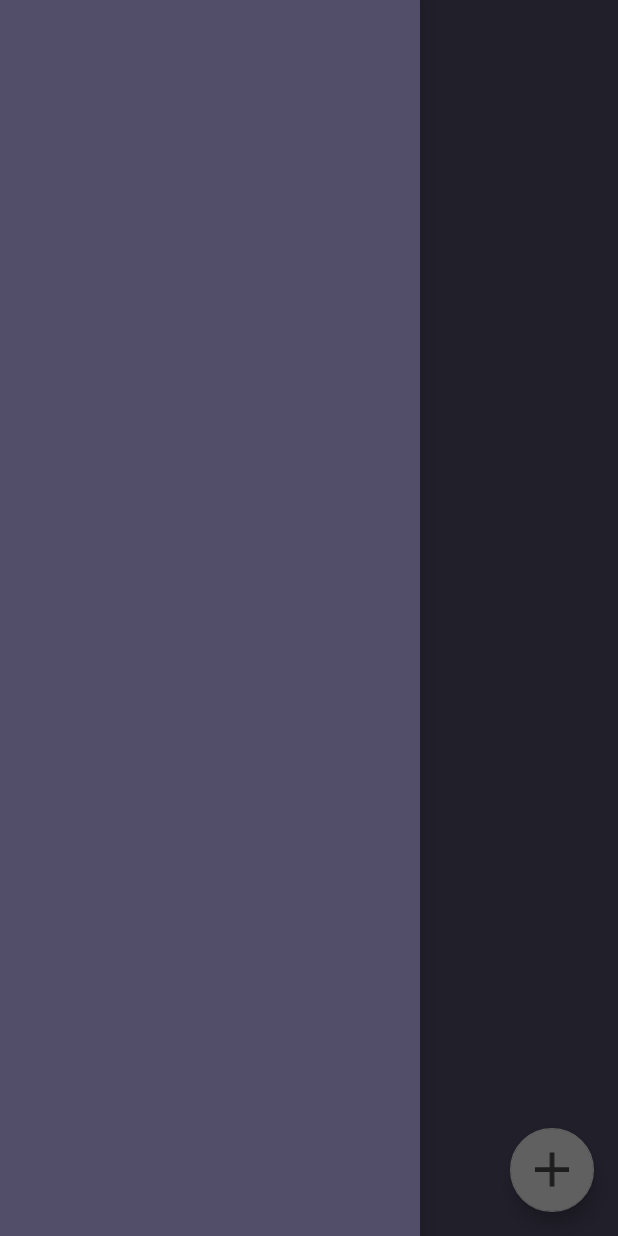
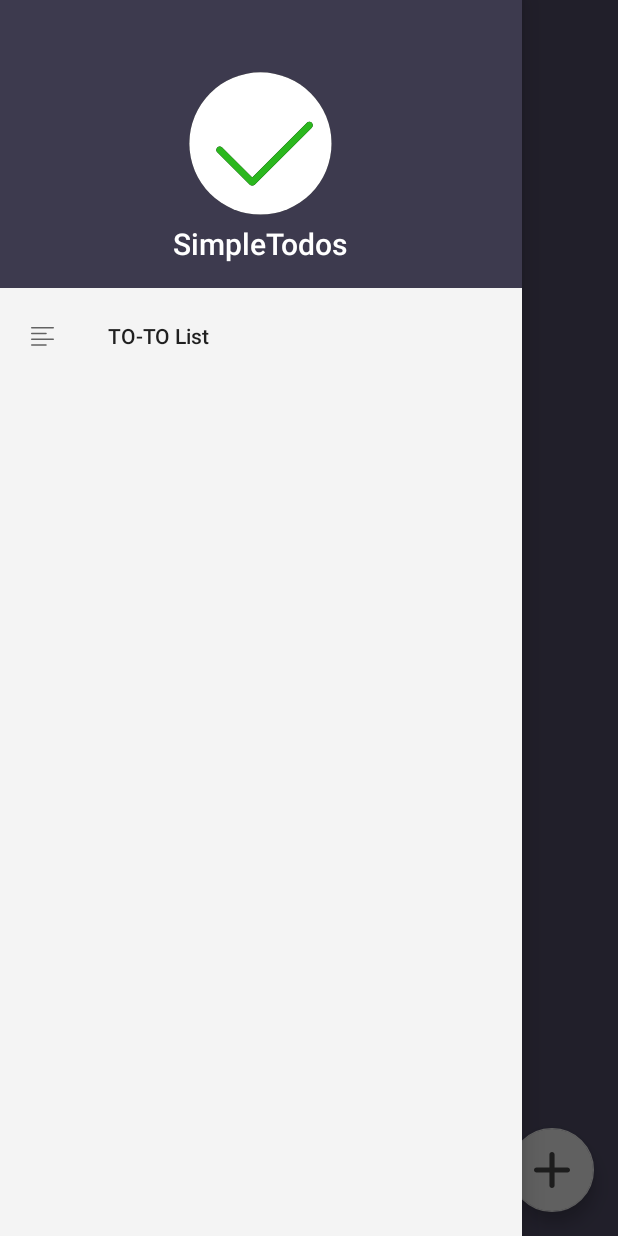
Before and after one commit to LarryPham/SimpleTodo, an Android app: the screen it shows after launch (TodosActivity), with the side drawer open, on a phone screen of 412 x 824 dp. Run offline under Robolectric (Android 15) with nearby library versions, the phone set to English and light mode, and no system bars.

Commit message:
Adding drawawbles and resources

```diff
--- /dev/null
+++ b/app/src/main/res/drawable/ic_close.xml
@@ -0,0 +1,10 @@
+<?xml version="1.0" encoding="utf-8"?>
+<vector xmlns:android="http://schemas.android.com/apk/res/android"
+    android:viewportWidth="50"
+    android:viewportHeight="50"
+    android:width="50dp"
+    android:height="50dp">
+    <path
+        android:pathData="M9.016 40.837c0.195 0.195 0.451 0.292 0.707 0.292 0.256 0 0.512 -0.098 0.708 -0.293L24.723 26.527 39.015 40.836c0.195 0.196 0.451 0.293 0.708 0.293 0.256 0 0.512 -0.098 0.707 -0.292 0.391 -0.39 0.391 -1.023 0.001 -1.414L26.153 25.129 40.43 10.836C40.82 10.445 40.82 9.812 40.429 9.422 40.037 9.031 39.405 9.031 39.015 9.423L24.722 23.732 10.43 9.423C10.039 9.032 9.406 9.032 9.016 9.422 8.625 9.812 8.625 10.445 9.015 10.836L23.291 25.129 9.015 39.423c-0.39 0.39 -0.39 1.024 0.001 1.414z"
+        android:fillColor="#fefefe" />
+</vector>
--- a/app/src/main/res/drawable/ic_fab_add.xml
+++ b/app/src/main/res/drawable/ic_fab_add.xml
@@ -1,26 +1,10 @@
 <?xml version="1.0" encoding="utf-8"?>
 <vector xmlns:android="http://schemas.android.com/apk/res/android"
-    android:viewportWidth="18"
-    android:viewportHeight="19"
-    android:width="18dp"
-    android:height="19dp">
-    <group
-        android:translateX="-23"
-        android:translateY="-23">
-        <group
-            android:translateX="23"
-            android:translateY="23">
-            <path
-                android:pathData="M0 8l18 0 0 2.5 -18 0z"
-                android:fillColor="#494949" />
-            <group
-                android:rotation="90"
-                android:translateX="18.25"
-                android:translateY="0.25">
-                <path
-                    android:pathData="M0 8l18 0 0 2.5 -18 0z"
-                    android:fillColor="#494949" />
-            </group>
-        </group>
-    </group>
+    android:viewportWidth="14"
+    android:viewportHeight="14"
+    android:width="14dp"
+    android:height="14dp">
+    <path
+        android:pathData="M6 6L5.5981375 6 1 6 1 6C0.44771525 6 0 6.4477152 0 7L0 7 0 7C0 7.5522847 0.44771525 8 1 8L5.5898329 8 6 8 6 8.3997526 6 13c0 0.552285 0.4477152 1 1 1 0.5522847 0 1 -0.447715 1 -1L8 13 8 8.4315985 8 8 8.3997526 8 13 8c0.552285 0 1 -0.4477153 1 -1l0 0C14 6.4477152 13.552285 6 13 6L13 6 8.4315985 6 8 6 8 5.5981375 8 1 8 1C8 0.44771525 7.5522847 0 7 0 6.4477152 0 6 0.44771525 6 1L6 5.5898329 6 6Z"
+        android:fillColor="#494949" />
 </vector>
--- /dev/null
+++ b/app/src/main/res/drawable/ic_list.xml
@@ -0,0 +1,19 @@
+<?xml version="1.0" encoding="utf-8"?>
+<vector xmlns:android="http://schemas.android.com/apk/res/android"
+    android:viewportWidth="50"
+    android:viewportHeight="50"
+    android:width="50dp"
+    android:height="50dp">
+    <path
+        android:pathData="M30.65 38.5c0.552 0 1 -0.447 1 -1 0 -0.553 -0.448 -1 -1 -1l-19.983 0c-0.552 0 -1 0.447 -1 1 0 0.553 0.448 1 1 1l19.983 0z"
+        android:fillColor="#000000" />
+    <path
+        android:pathData="M40.667 28.5l-30 0c-0.552 0 -1 0.447 -1 1 0 0.553 0.448 1 1 1l30 0c0.552 0 1 -0.447 1 -1 0 -0.553 -0.448 -1 -1 -1z"
+        android:fillColor="#000000" />
+    <path
+        android:pathData="M40.667 12.5l-30 0c-0.552 0 -1 0.447 -1 1 0 0.553 0.448 1 1 1l30 0c0.552 0 1 -0.447 1 -1 0 -0.553 -0.448 -1 -1 -1z"
+        android:fillColor="#000000" />
+    <path
+        android:pathData="M10.667 22.5l19.983 0c0.552 0 1 -0.447 1 -1 0 -0.553 -0.448 -1 -1 -1l-19.983 0c-0.552 0 -1 0.447 -1 1 0 0.553 0.447 1 1 1z"
+        android:fillColor="#000000" />
+</vector>
--- /dev/null
+++ b/app/src/main/res/drawable/ic_logo.xml
@@ -0,0 +1,28 @@
+<?xml version="1.0" encoding="utf-8"?>
+<vector xmlns:android="http://schemas.android.com/apk/res/android"
+    android:viewportWidth="135"
+    android:viewportHeight="135"
+    android:width="135dp"
+    android:height="135dp">
+    <group
+        android:translateX="3"
+        android:translateY="3">
+        <path
+            android:pathData="M128 64A64 64 0 0 1 64 128 64 64 0 0 1 0 64 64 64 0 0 1 64 0 64 64 0 0 1 128 64Z"
+            android:fillColor="#000000" />
+        <path
+            android:pathData="M128 64A64 64 0 0 1 64 128 64 64 0 0 1 0 64 64 64 0 0 1 64 0 64 64 0 0 1 128 64Z"
+            android:fillColor="#ffffff" />
+        <group
+            android:rotation="45"
+            android:translateX="61.32141"
+            android:translateY="-30.67224">
+            <path
+                android:pathData="M85.315934 91.976318l-38.329409 0c-1.694569 0 -3.068289 1.37372 -3.068289 3.06829 0 1.69457 1.37372 3.06829 3.068289 3.06829l41.090869 0c0.925372 0 1.755065 -0.409649 2.317626 -1.057493 0.647844 -0.562561 1.057493 -1.392254 1.057493 -2.317626l0 -72.411639 0 0c0 -1.694569 -1.37372 -3.068289 -3.06829 -3.068289 -1.694569 0 -3.068289 1.37372 -3.068289 3.068289l0 69.650178z"
+                android:fillColor="#000000" />
+            <path
+                android:pathData="M85.315934 91.976318l-38.329409 0c-1.694569 0 -3.068289 1.37372 -3.068289 3.06829 0 1.69457 1.37372 3.06829 3.068289 3.06829l41.090869 0c0.925372 0 1.755065 -0.409649 2.317626 -1.057493 0.647844 -0.562561 1.057493 -1.392254 1.057493 -2.317626l0 -72.411639 0 0c0 -1.694569 -1.37372 -3.068289 -3.06829 -3.068289 -1.694569 0 -3.068289 1.37372 -3.068289 3.068289l0 69.650178z"
+                android:fillColor="#2bb71e" />
+        </group>
+    </group>
+</vector>
--- /dev/null
+++ b/app/src/main/res/drawable/ic_statistics.xml
@@ -0,0 +1,19 @@
+<?xml version="1.0" encoding="utf-8"?>
+<vector xmlns:android="http://schemas.android.com/apk/res/android"
+    android:viewportWidth="50"
+    android:viewportHeight="50"
+    android:width="50dp"
+    android:height="50dp">
+    <path
+        android:pathData="M9.037 40.763l4.286 0c0.552 0 1 -0.447 1 -1l0 -7.314c0 -0.553 -0.448 -1 -1 -1l-4.286 0c-0.552 0 -1 0.447 -1 1l0 7.314c0 0.552 0.448 1 1 1zm1 -7.315l2.286 0 0 5.314 -2.286 0 0 -5.314z"
+        android:fillColor="#231f20" />
+    <path
+        android:pathData="M21.894 40.763c0.552 0 1 -0.447 1 -1l0 -20.64c0 -0.553 -0.448 -1 -1 -1l-4.286 0c-0.552 0 -1 0.447 -1 1l0 20.64c0 0.553 0.448 1 1 1l4.286 0zm-3.286 -20.64l2.286 0 0 18.64 -2.286 0 0 -18.64z"
+        android:fillColor="#231f20" />
+    <path
+        android:pathData="M30.465 40.763c0.552 0 1 -0.447 1 -1l0 -13.803c0 -0.553 -0.448 -1 -1 -1l-4.285 0c-0.552 0 -1 0.447 -1 1l0 13.803c0 0.553 0.448 1 1 1l4.285 0zM27.18 26.96l2.286 0 0 11.803 -2.286 0 0 -11.803z"
+        android:fillColor="#231f20" />
+    <path
+        android:pathData="M33.751 9.763l0 30c0 0.553 0.448 1 1 1l4.286 0c0.552 0 1 -0.447 1 -1l0 -30c0 -0.553 -0.448 -1 -1 -1l-4.286 0c-0.552 0 -1 0.447 -1 1zm2 1l2.286 0 0 28 -2.286 0 0 -28z"
+        android:fillColor="#231f20" />
+</vector>
--- a/app/src/main/res/layout/activity_todos.xml
+++ b/app/src/main/res/layout/activity_todos.xml
@@ -3,6 +3,7 @@
     xmlns:app="http://schemas.android.com/apk/res-auto"
     android:layout_width="match_parent"
     android:layout_height="match_parent"
+    tools:openDrawer="start"
     xmlns:tools="http://schemas.android.com/tools">
     <android.support.constraint.ConstraintLayout
         xmlns:tools="http://schemas.android.com/tools"
@@ -47,9 +48,11 @@
 
     <android.support.design.widget.NavigationView
         android:id="@+id/nav_view"
-        android:layout_width="wrap_content"
+        android:layout_width="match_parent"
         android:layout_height="match_parent"
         android:layout_gravity="start"
         android:fitsSystemWindows="true"
+        android:background="#f4f4f4"
+        app:menu="@menu/menu_drawer_actions"
         app:headerLayout="@layout/layout_nav_header"/>
 </android.support.v4.widget.DrawerLayout>
--- a/app/src/main/res/layout/layout_nav_header.xml
+++ b/app/src/main/res/layout/layout_nav_header.xml
@@ -1,10 +1,22 @@
 <?xml version="1.0" encoding="utf-8"?>
 <FrameLayout xmlns:android="http://schemas.android.com/apk/res/android"
-    android:layout_width="192dp"
-    android:layout_height="match_parent"
+    android:layout_width="match_parent"
+    android:layout_height="192dp"
     android:gravity="bottom"
     android:orientation="vertical"
     android:padding="16dp"
+    android:background="?attr/colorPrimaryDark"
     android:theme="@style/ThemeOverlay.AppCompat.Dark">
-
+    <ImageView
+        android:layout_width="100dp"
+        android:layout_height="100dp"
+        android:layout_gravity="center"
+        android:src="@drawable/ic_logo"
+        android:contentDescription="@null"/>
+    <TextView
+        android:layout_width="wrap_content"
+        android:layout_height="wrap_content"
+        android:layout_gravity="bottom|center_horizontal"
+        android:text="@string/navigation_view_header_title"
+        android:textAppearance="@style/TextAppearance.AppCompat.Title"/>
 </FrameLayout>
--- a/app/src/main/res/layout/view_todo_item.xml
+++ b/app/src/main/res/layout/view_todo_item.xml
@@ -15,6 +15,7 @@
         android:layout_marginLeft="16dp"
         android:layout_marginRight="16dp"
         android:layout_marginStart="16dp"
+        android:text="@null"
         android:button="@drawable/ic_checkbox_complete" />
 
     <ImageView
--- /dev/null
+++ b/app/src/main/res/menu/menu_drawer_actions.xml
@@ -0,0 +1,9 @@
+<?xml version="1.0" encoding="utf-8"?>
+<menu xmlns:app="http://schemas.android.com/apk/res-auto"
+    xmlns:android="http://schemas.android.com/apk/res/android">
+
+    <item
+        android:id="@+id/list_nav_menu_item"
+        android:icon="@drawable/ic_list"
+        android:title="@string/list_title" />
+</menu>
--- a/app/src/main/res/values/strings.xml
+++ b/app/src/main/res/values/strings.xml
@@ -1,4 +1,6 @@
 <resources>
     <string name="app_name">SimpleTodo</string>
     <string name="todo_title_sample_content">Building a new house without foundation</string>
+    <string name="navigation_view_header_title">SimpleTodos</string>
+    <string name="list_title">TO-TO List</string>
 </resources>
```
Also changed, not shown: 1 other file.
